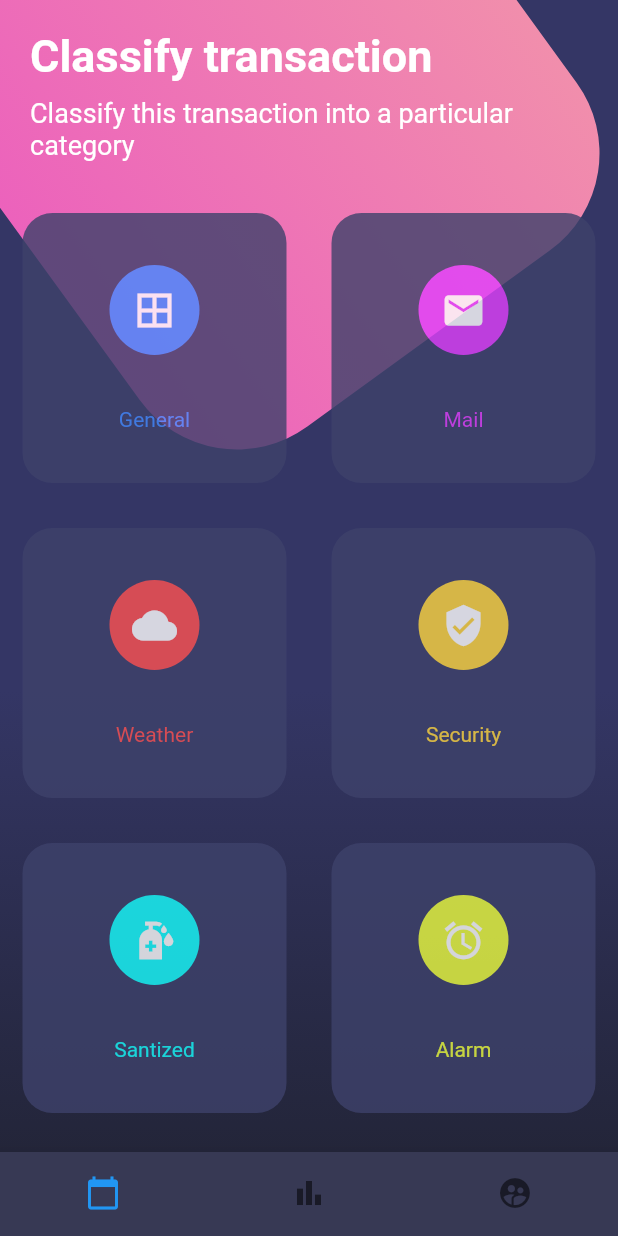
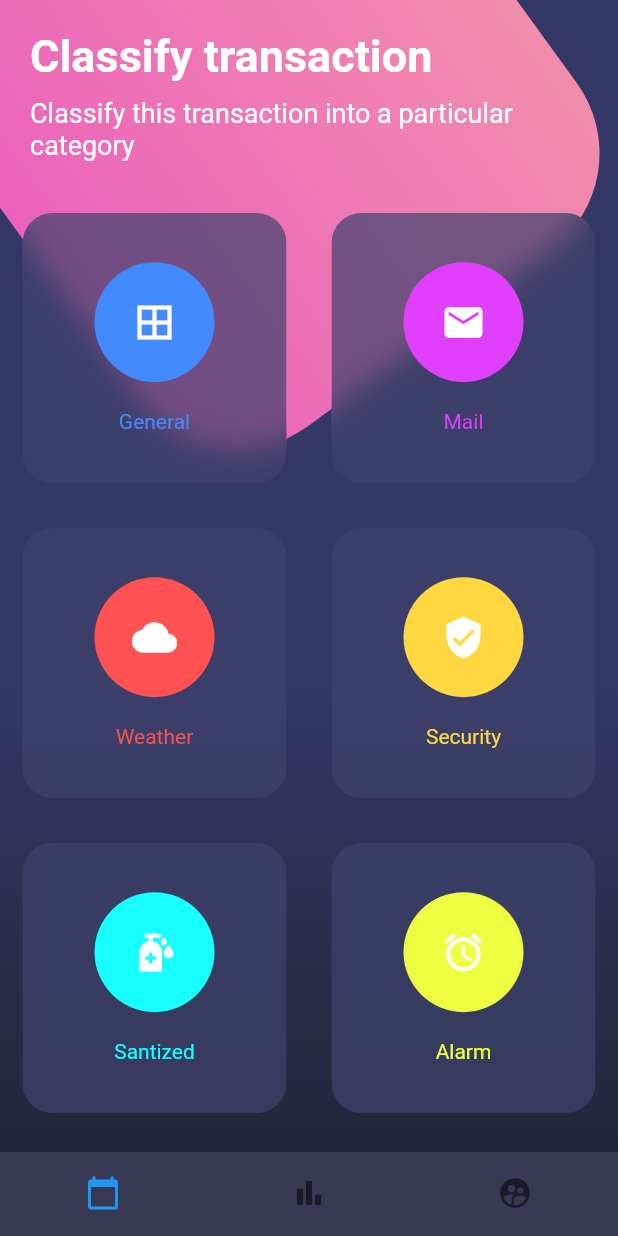
Before and after one commit to CodingCarnage/CursoFlutter_FH_Disenos, a Flutter app: the screen it shows after launch, on a phone screen of 412 x 824 dp. Run offline on Flutter 3.47's test engine with Material 2 defaults, Android fonts, the phone set to English and light mode, and no system bars.

```diff
--- a/lib/src/pages/menu_page.dart
+++ b/lib/src/pages/menu_page.dart
@@ -148,28 +148,34 @@ class MenuPage extends StatelessWidget {
   }
 
   Widget _createButton(Color color, IconData icon, String text) {
-    return Opacity(
-      opacity: 0.80,
-      child: Container(
+    return Container(
       height: 180.0,
       margin: const EdgeInsets.all(15.0),
-        decoration: BoxDecoration(
+      child: ClipRRect(
         borderRadius: BorderRadius.circular(20.0),
-          color: const Color.fromRGBO(62, 66, 107, 1.0),
+        child: BackdropFilter(
+          filter: ImageFilter.blur(sigmaX: 10.0, sigmaY: 10.0),
+          child: Container(
+            decoration: const BoxDecoration(
+              color: const Color.fromRGBO(62, 66, 107, 0.7),
             ),
             child: Column(
-          mainAxisAlignment: MainAxisAlignment.spaceEvenly,
+              mainAxisAlignment: MainAxisAlignment.spaceAround,
               children: <Widget>[
+                const SizedBox(height: 5.0),
                 CircleAvatar(
                   backgroundColor: color,
-              radius: 30.0,
+                  radius: 40.0,
                   child: Icon(icon, color: Colors.white, size: 30.0),
                 ),
                 Text(
                   text,
                   style: TextStyle(color: color),
                 ),
+                const SizedBox(height: 5.0),
               ],
+            ),
+          ),
         ),
       ),
     );
```
Lines whose indentation alone changed are shown as unchanged.
